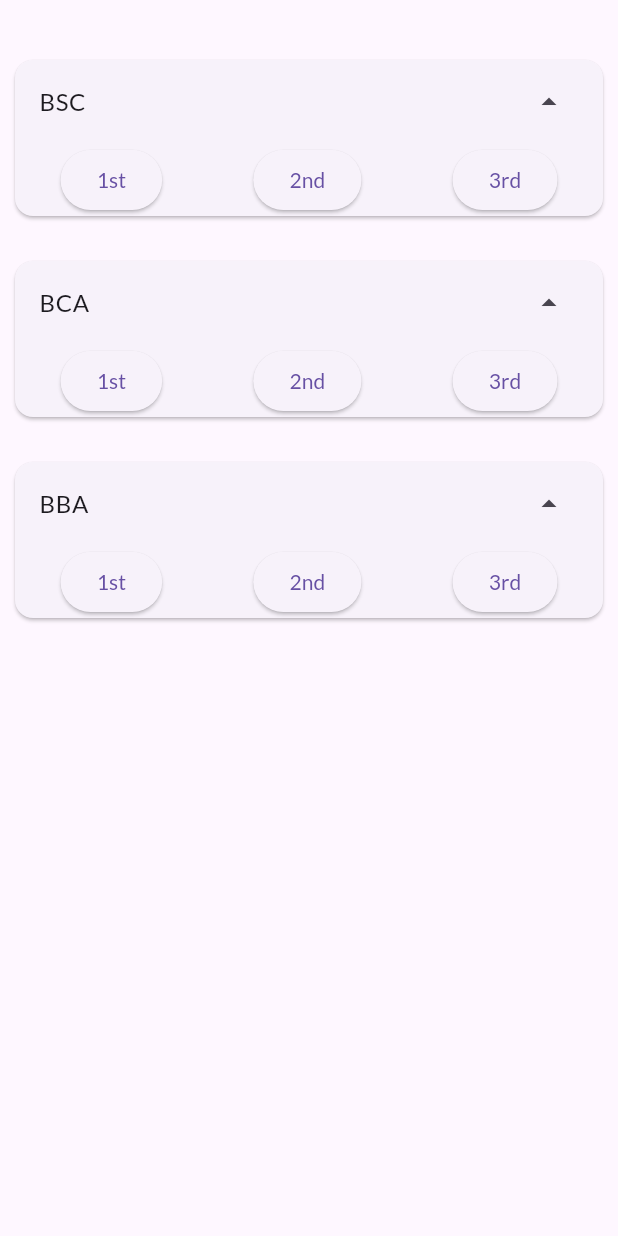
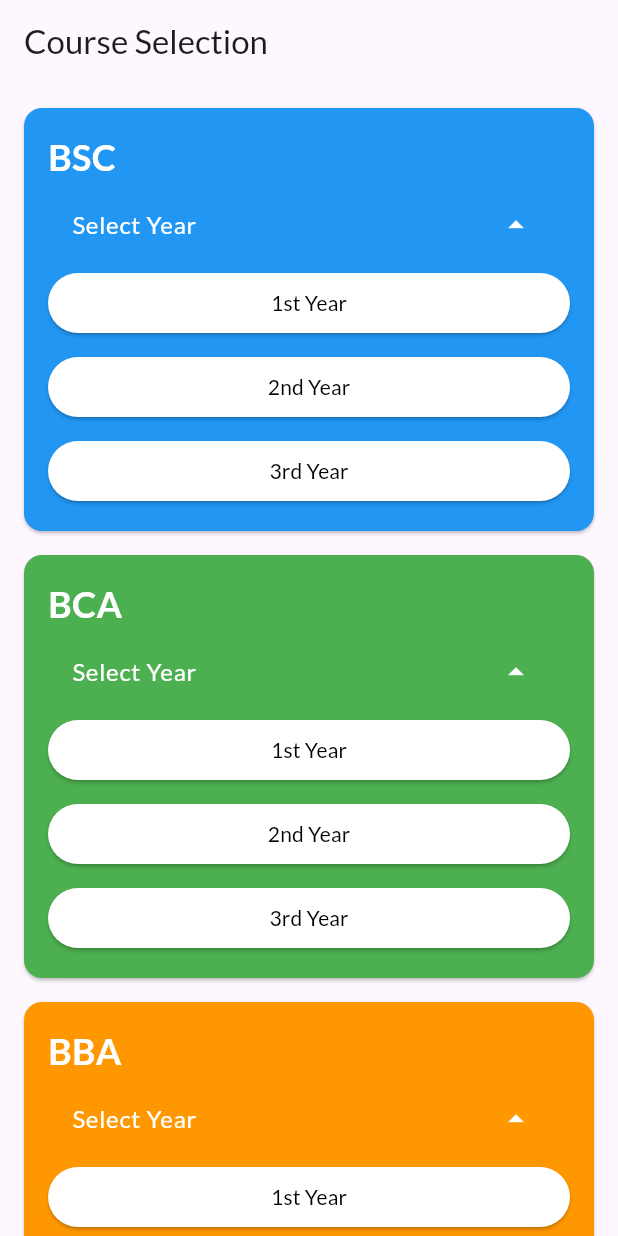
Before and after one commit to RakeshKumarSenapati/Staff_task_management, a Flutter app: the ContactPrev screen opened directly, after a tap on "BSC", after a tap on "BCA", after a tap on "BBA", on a phone screen of 412 x 824 dp. Run offline on Flutter 3.47's test engine with Material 3 defaults, Android fonts, the light colour scheme and no system bars; our stand-ins replace flutter_svg, fluttertoast, google_fonts, month_picker_dialog, shared_preferences; missing offline and left inert: qr_code_scanner; accounts and stored records are empty; network calls fail.

Commit message:
contact page  commit

```diff
--- a/lib/mobile/mob_contact_prev.dart
+++ b/lib/mobile/mob_contact_prev.dart
@@ -1,8 +1,16 @@
 import 'package:flutter/material.dart';
-import 'package:flutter_application_1/mobile/mob_contact.dart';
+import 'package:http/http.dart' as http;
+import 'dart:convert';
+import 'package:url_launcher/url_launcher.dart';
+
+void main() {
+  runApp(MaterialApp(
+    home: ContactPrev(),
+  ));
+}
 
 class ContactPrev extends StatefulWidget {
-  const ContactPrev({super.key});
+  const ContactPrev({Key? key}) : super(key: key);
 
   @override
   State<ContactPrev> createState() => _ContactPage();
@@ -18,79 +26,215 @@ class _ContactPage extends State<ContactPrev> {
   @override
   Widget build(BuildContext context) {
     return Scaffold(
-
-      body: Padding(
-        padding: const EdgeInsets.all(10.0),
+      appBar: AppBar(
+        title: Text('Course Selection'),
+      ),
+      body: SingleChildScrollView(
+        child: Padding(
+          padding: const EdgeInsets.all(16.0),
           child: Column(
             children: [
-            CardItem('BSC'),
-            CardItem('BCA'),
-            CardItem('BBA'),
+              CardItem('BSC', Colors.blue),
+              CardItem('BCA', Colors.green),
+              CardItem('BBA', Colors.orange),
             ],
+          ),
         ),
       ),
     );
   }
 
-  Widget CardItem(String course) {
+  Widget CardItem(String course, Color cardColor) {
     return Card(
-      margin: EdgeInsets.only(top: 30),
-      child: Column(
-
-        children: [
-          ListTile(
-            title: Text(course),
-            trailing: Icon(isYearVisible[course]!
-                ? Icons.arrow_drop_up
-                : Icons.arrow_drop_down),
+      color: cardColor,
+      margin: EdgeInsets.only(bottom: 16),
+      child: InkWell(
         onTap: () {
           setState(() {
             isYearVisible[course] = !isYearVisible[course]!;
           });
         },
+        child: Padding(
+          padding: const EdgeInsets.all(16.0),
+          child: Column(
+            children: [
+              Align(
+                alignment: Alignment.centerLeft,
+                child: Text(
+                  course,
+                  style: TextStyle(
+                    fontSize: 24,
+                    color: Colors.white,
+                    fontWeight: FontWeight.bold,
+                  ),
+                ),
+              ),
+              ListTile(
+                title: Text(
+                  'Select Year',
+                  style: TextStyle(color: Colors.white),
+                ),
+                trailing: Icon(
+                  isYearVisible[course]!
+                      ? Icons.arrow_drop_up
+                      : Icons.arrow_drop_down,
+                  color: Colors.white,
+                ),
               ),
               if (isYearVisible[course]!)
-            Row(
-              mainAxisAlignment: MainAxisAlignment.spaceAround,
+                Column(
                   children: [
-
-                ElevatedButton(onPressed: () {
-                  Navigator.push(
-                  context,
-                  MaterialPageRoute(
-                    builder: (context) => Contact(
-                      course: course,
-                     year: '1st',
-                    ),
-                  ),
-                );  }, child: Text("1st")),
-                ElevatedButton(onPressed: () {
-                  Navigator.push(
-                  context,
-                  MaterialPageRoute(
-                    builder: (context) => Contact(
-                      course: course,
-                     year: '2nd',
-                    ),
-                  ),
-                );
-                }, child: Text("2nd")),
-
-                ElevatedButton(onPressed: () {
-                  Navigator.push(
-                  context,
-                  MaterialPageRoute(
-                    builder: (context) => Contact(
-                      course: course,
-                     year: '3rd',
-                    ),
-                  ),
-                );
-                }, child: Text("3rd")),
+                    YearButton(course, '1st Year', '1st'),
+                    SizedBox(height: 8),
+                    YearButton(course, '2nd Year', '2nd'),
+                    SizedBox(height: 8),
+                    YearButton(course, '3rd Year', '3rd'),
                   ],
                 ),
             ],
           ),
+        ),
+      ),
+    );
+  }
+
+  Widget YearButton(String course, String label, String year) {
+    return FractionallySizedBox(
+      widthFactor: 1,
+      child: ElevatedButton(
+        onPressed: () => _navigateToContactPage(course, year),
+        style: ElevatedButton.styleFrom(
+          primary: Colors.white,
+          onPrimary: Colors.black,
+        ),
+        child: Text(label),
+      ),
+    );
+  }
+
+  void _navigateToContactPage(String course, String year) {
+    Navigator.push(
+      context,
+      MaterialPageRoute(
+        builder: (context) => Contact(course: course, year: year),
+      ),
     );
   }
 }
+
+class Contact extends StatefulWidget {
+  final String course;
+  final String year;
+
+  Contact({Key? key, required this.course, required this.year})
+      : super(key: key);
+
+  @override
+  _Contact createState() => _Contact();
+}
+
+class _Contact extends State<Contact> {
+  List<dynamic> data = [];
+  String Course = '';
+  String Year = '';
+  bool isExpanded = false;
+
+  Future<void> fetchData() async {
+    Course = widget.course;
+    Year = widget.year;
+    var url = Uri.parse(
+        'https://creativecollege.in/Flutter/StudentContact.php?Course=$Course&Year=$Year');
+
+    var response = await http.get(url);
+
+    if (response.statusCode == 200) {
+      setState(() {
+        data = json.decode(response.body);
+      });
+    } else {
+      print('Failed to load data');
+    }
+  }
+
+  @override
+  void initState() {
+    super.initState();
+    fetchData();
+  }
+
+  Future<void> _makePhoneCall(String phoneNumber) async {
+    String telScheme = 'tel:$phoneNumber';
+    if (await canLaunch(telScheme)) {
+      await launch(telScheme);
+    } else {
+      throw 'Could not launch $telScheme';
+    }
+  }
+
+  @override
+  Widget build(BuildContext context) {
+    return Scaffold(
+      appBar: AppBar(
+        title: Text('CONTACT'),
+      ),
+      body: ListView.builder(
+        itemCount: data.length,
+        itemBuilder: (context, index) {
+          return Container(
+            margin: const EdgeInsets.all(16.0),
+            child: Card(
+              child: Padding(
+                padding: const EdgeInsets.all(16.0),
+                child: Column(
+                  crossAxisAlignment: CrossAxisAlignment.start,
+                  children: [
+                    Row(
+                      mainAxisAlignment: MainAxisAlignment.spaceBetween,
+                      children: [
+                        Column(
+                          crossAxisAlignment: CrossAxisAlignment.start,
+                          children: [
+                            Text('ID: ${data[index]['ID']}',
+                                style: TextStyle(fontSize: 18)),
+                            Text('Name: ${data[index]['NAME']}',
+                                style: TextStyle(fontSize: 18)),
+                          ],
+                        ),
+                        IconButton(
+                          icon: Icon(
+                            isExpanded
+                                ? Icons.arrow_drop_up
+                                : Icons.arrow_drop_down,
+                            size: 30,
+                          ),
+                          onPressed: () {
+                            setState(() {
+                              isExpanded = !isExpanded;
+                            });
+                          },
+                        ),
+                      ],
+                    ),
+                    if (isExpanded)
+                      Row(
+                        children: [
+                          Text('Contact Number: ${data[index]['MOB_NO']}',
+                              style: TextStyle(fontSize: 18)),
+                          IconButton(
+                            icon: Icon(Icons.call),
+                            onPressed: () {
+                              _makePhoneCall(data[index]['MOB_NO']);
+                            },
+                          ),
+                        ],
+                      ),
+                  ],
+                ),
+              ),
+            ),
+          );
+        },
+      ),
+    );
+  }
+}
--- a/pubspec.yaml
+++ b/pubspec.yaml
@@ -50,6 +50,8 @@ dependencies:
   permission_handler: ^11.0.1
   image_picker: ^1.0.4
   flutter_barcode_sdk: ^2.2.6
+  url_launcher: ^6.2.1
+  # url_launcher: ^6.0.3
 
 
 
```
Also changed, not shown: lib/mobile/mob_contact.dart (deleted, +0 -70 lines), pubspec.lock, 7 other files. Lines whose indentation alone changed are shown as unchanged.
